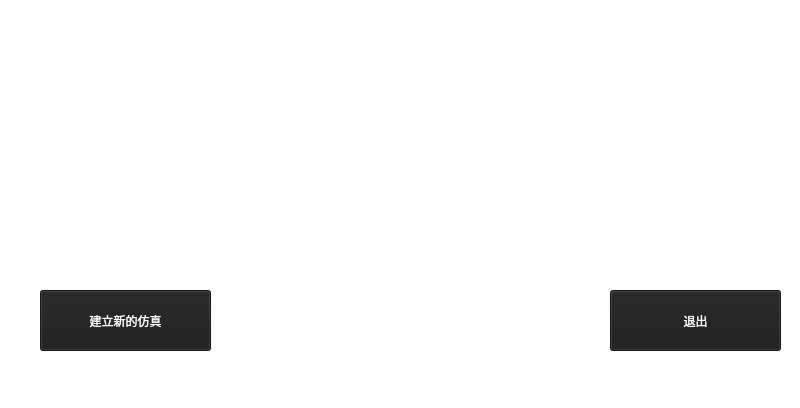
This is GUI_QT.ui in loceyi/vlbiOrbitSimulation as Qt 5 draws it before an edit. The edited form follows.
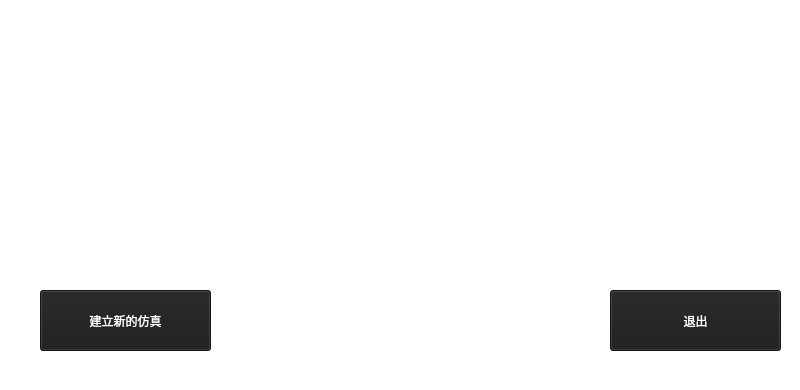
This is the edited form. Icons and pictures are not drawn.

The edit to the form file:
```diff
--- a/GUI_QT.ui
+++ b/GUI_QT.ui
@@ -7,7 +7,7 @@
     <x>0</x>
     <y>0</y>
     <width>800</width>
-    <height>408</height>
+    <height>390</height>
    </rect>
   </property>
   <property name="sizePolicy">
@@ -79,7 +79,23 @@
     </property>
    </widget>
   </widget>
-  <widget class="QStatusBar" name="statusbar"/>
+  <widget class="QStatusBar" name="statusbar">
+   <property name="enabled">
+    <bool>true</bool>
+   </property>
+   <property name="maximumSize">
+    <size>
+     <width>0</width>
+     <height>0</height>
+    </size>
+   </property>
+   <property name="autoFillBackground">
+    <bool>false</bool>
+   </property>
+   <property name="styleSheet">
+    <string notr="true">background-color: rgb(0, 0, 0);</string>
+   </property>
+  </widget>
   <action name="actionadf">
    <property name="text">
     <string>Build New Satellite Object</string>
```
Left out of the diff: 32 changed lines with no effect on the pictures.
